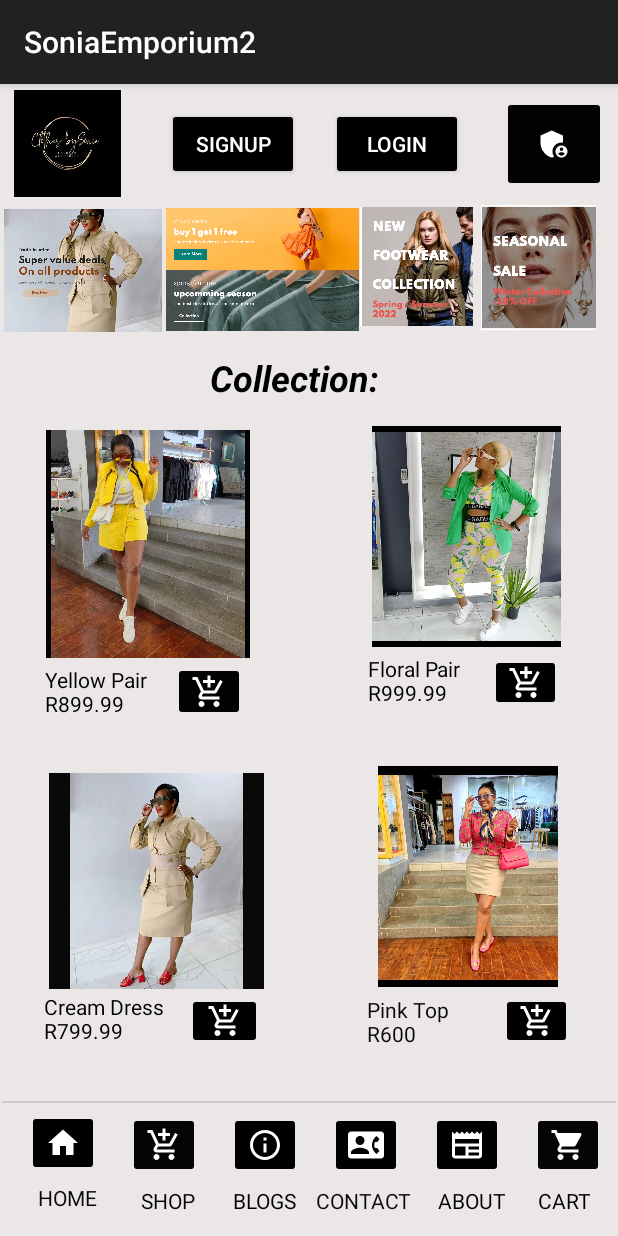
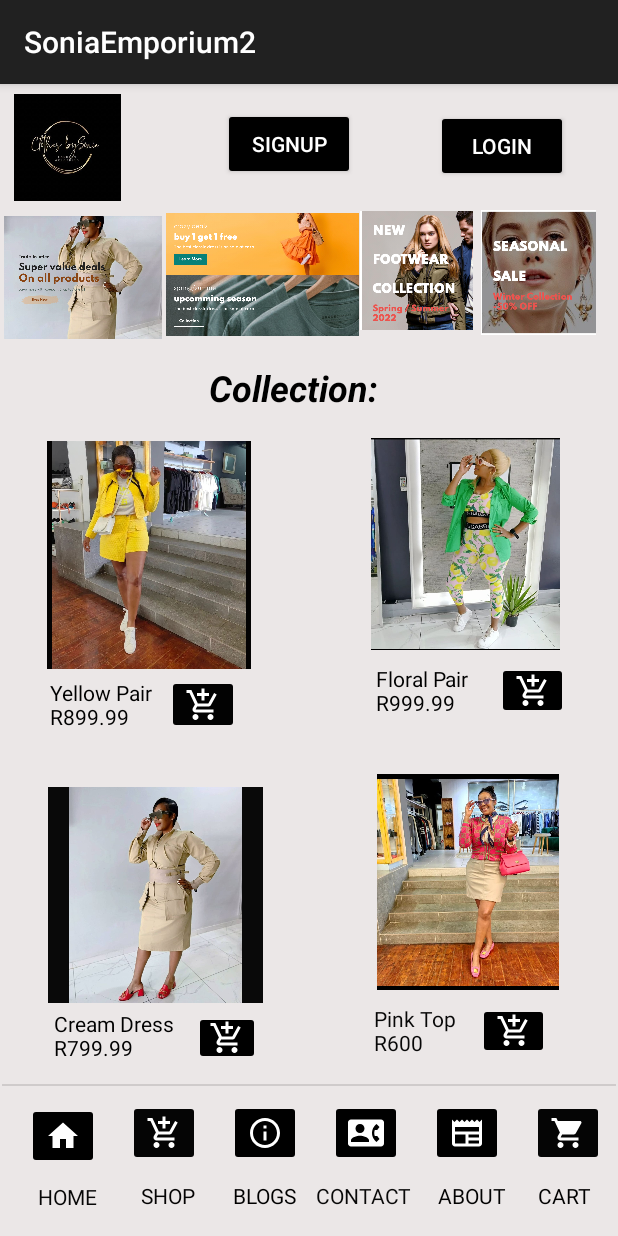
Before and after one commit to TebogoSeokgo/SoniaEmporium2, an Android app: the screen it shows after launch (MainActivity), on a phone screen of 412 x 824 dp. Run offline under Robolectric (Android 15) with nearby library versions, the phone set to English and light mode, and no system bars; 2 statements that could not run were skipped.

Commit message:
Main adjusting layout

```diff
--- a/app/src/main/res/layout/activity_main.xml
+++ b/app/src/main/res/layout/activity_main.xml
@@ -37,12 +37,13 @@
         android:layout_width="79dp"
         android:layout_height="83dp"
         android:layout_marginStart="2dp"
+        android:layout_marginTop="10dp"
         android:layout_marginEnd="15dp"
-        android:layout_marginBottom="32dp"
+        android:layout_marginBottom="60dp"
         app:layout_constraintBottom_toTopOf="@+id/imageView10"
         app:layout_constraintEnd_toEndOf="parent"
         app:layout_constraintStart_toEndOf="@+id/imageView6"
-        app:layout_constraintTop_toBottomOf="@+id/adminbtn"
+        app:layout_constraintTop_toBottomOf="@+id/loginbtn"
         app:srcCompat="@drawable/burner4" />
 
     <ImageView
@@ -50,6 +51,7 @@
         android:layout_width="75dp"
         android:layout_height="83dp"
         android:layout_marginEnd="2dp"
+        android:layout_marginBottom="2dp"
         app:layout_constraintBottom_toTopOf="@+id/textView17"
         app:layout_constraintEnd_toStartOf="@+id/imageView7"
         app:layout_constraintStart_toEndOf="@+id/imageView4"
@@ -83,10 +85,9 @@
 
     <ImageButton
         android:id="@+id/cart6btn"
-        android:layout_width="50dp"
-        android:layout_height="37dp"
-        android:layout_marginStart="8dp"
-        android:layout_marginBottom="32dp"
+        android:layout_width="44dp"
+        android:layout_height="36dp"
+        android:layout_marginBottom="8dp"
         android:backgroundTint="#000000"
         app:layout_constraintBottom_toTopOf="@+id/divider"
         app:layout_constraintEnd_toStartOf="@+id/textView14"
@@ -98,9 +99,8 @@
         android:id="@+id/cart5btn"
         android:layout_width="47dp"
         android:layout_height="37dp"
-        android:layout_marginStart="8dp"
-        android:layout_marginEnd="32dp"
-        android:layout_marginBottom="30dp"
+        android:layout_marginEnd="40dp"
+        android:layout_marginBottom="8dp"
         android:backgroundTint="#000000"
         app:layout_constraintBottom_toTopOf="@+id/divider"
         app:layout_constraintEnd_toEndOf="parent"
@@ -111,10 +111,10 @@
 
     <TextView
         android:id="@+id/textView14"
-        android:layout_width="81dp"
+        android:layout_width="63dp"
         android:layout_height="35dp"
         android:layout_marginStart="70dp"
-        android:layout_marginBottom="30dp"
+        android:layout_marginBottom="8dp"
         android:text="Pink Top                   R600"
         android:textColor="#070707"
         app:layout_constraintBottom_toTopOf="@+id/divider"
@@ -124,8 +124,8 @@
 
     <ImageView
         android:id="@+id/imageView12"
-        android:layout_width="120dp"
-        android:layout_height="147dp"
+        android:layout_width="121dp"
+        android:layout_height="144dp"
         android:layout_marginStart="16dp"
         android:layout_marginEnd="68dp"
         android:background="#000000"
@@ -140,7 +140,7 @@
         android:layout_width="87dp"
         android:layout_height="38dp"
         android:layout_marginStart="30dp"
-        android:layout_marginBottom="32dp"
+        android:layout_marginBottom="8dp"
         android:text="Cream Dress      R799.99"
         android:textColor="#000000"
         app:layout_constraintBottom_toTopOf="@+id/divider"
@@ -152,9 +152,9 @@
         android:id="@+id/imageView14"
         android:layout_width="136dp"
         android:layout_height="152dp"
-        android:layout_marginStart="60dp"
+        android:layout_marginStart="32dp"
         android:layout_marginTop="16dp"
-        android:layout_marginEnd="65dp"
+        android:layout_marginEnd="80dp"
         android:background="#040303"
         app:layout_constraintBottom_toTopOf="@+id/cart2btn"
         app:layout_constraintEnd_toStartOf="@+id/imageView10"
@@ -166,10 +166,10 @@
         android:id="@+id/cart2btn"
         android:layout_width="48dp"
         android:layout_height="39dp"
-        android:layout_marginStart="8dp"
         android:layout_marginBottom="24dp"
         android:backgroundTint="#020202"
         app:layout_constraintBottom_toTopOf="@+id/imageView9"
+        app:layout_constraintEnd_toStartOf="@+id/textView10"
         app:layout_constraintStart_toEndOf="@+id/textView8"
         app:layout_constraintTop_toBottomOf="@+id/imageView14"
         app:srcCompat="@drawable/baseline_add_shopping_cart_24" />
@@ -177,8 +177,8 @@
     <TextView
         android:id="@+id/textView10"
         android:layout_width="78dp"
-        android:layout_height="38dp"
-        android:layout_marginStart="80dp"
+        android:layout_height="32dp"
+        android:layout_marginStart="90dp"
         android:layout_marginBottom="32dp"
         android:text="Floral Pair           R999.99"
         android:textColor="#000000"
@@ -190,10 +190,8 @@
     <ImageView
         android:id="@+id/imageView10"
         android:layout_width="126dp"
-        android:layout_height="147dp"
-        android:layout_marginStart="16dp"
-        android:layout_marginTop="24dp"
-        android:layout_marginEnd="68dp"
+        android:layout_height="141dp"
+        android:layout_marginEnd="40dp"
         android:background="#000000"
         app:layout_constraintBottom_toTopOf="@+id/cart3btn"
         app:layout_constraintEnd_toEndOf="parent"
@@ -206,8 +204,8 @@
         android:layout_width="47dp"
         android:layout_height="38dp"
         android:layout_marginStart="2dp"
-        android:layout_marginEnd="36dp"
-        android:layout_marginBottom="32dp"
+        android:layout_marginEnd="32dp"
+        android:layout_marginBottom="28dp"
         android:backgroundTint="#000000"
         app:layout_constraintBottom_toTopOf="@+id/imageView12"
         app:layout_constraintEnd_toEndOf="parent"
@@ -219,7 +217,7 @@
         android:id="@+id/textView8"
         android:layout_width="77dp"
         android:layout_height="35dp"
-        android:layout_marginStart="30dp"
+        android:layout_marginStart="32dp"
         android:layout_marginBottom="32dp"
         android:text="Yellow Pair         R899.99"
         android:textColor="#000000"
@@ -261,12 +259,11 @@
         android:id="@+id/loginbtn"
         android:layout_width="wrap_content"
         android:layout_height="wrap_content"
-        android:layout_marginTop="16dp"
-        android:layout_marginEnd="18dp"
         android:backgroundTint="#000000"
         android:text="LOGIN"
         android:textColor="#FFFFFF"
-        app:layout_constraintEnd_toStartOf="@+id/adminbtn"
+        app:layout_constraintBottom_toTopOf="@+id/imageView6"
+        app:layout_constraintEnd_toEndOf="parent"
         app:layout_constraintStart_toEndOf="@+id/signupbtn"
         app:layout_constraintTop_toTopOf="parent" />
 
@@ -288,6 +285,7 @@
         android:layout_width="wrap_content"
         android:layout_height="wrap_content"
         android:layout_marginStart="19dp"
+        android:layout_marginTop="3dp"
         android:backgroundTint="#000000"
         app:layout_constraintBottom_toTopOf="@+id/textView7"
         app:layout_constraintEnd_toStartOf="@+id/shopbtn"
@@ -355,19 +353,6 @@
         app:layout_constraintStart_toEndOf="@+id/aboutbtn"
         app:layout_constraintTop_toBottomOf="@+id/divider"
         app:srcCompat="@drawable/baseline_shopping_cart_24" />
-
-    <ImageButton
-        android:id="@+id/adminbtn"
-        android:layout_width="69dp"
-        android:layout_height="64dp"
-        android:layout_marginStart="8dp"
-        android:layout_marginEnd="12dp"
-        android:backgroundTint="#020202"
-        app:layout_constraintBottom_toTopOf="@+id/imageView7"
-        app:layout_constraintEnd_toEndOf="parent"
-        app:layout_constraintStart_toEndOf="@+id/loginbtn"
-        app:layout_constraintTop_toTopOf="parent"
-        app:srcCompat="@drawable/baseline_admin_panel_settings_24" />
 
     <TextView
         android:id="@+id/textView7"
```
